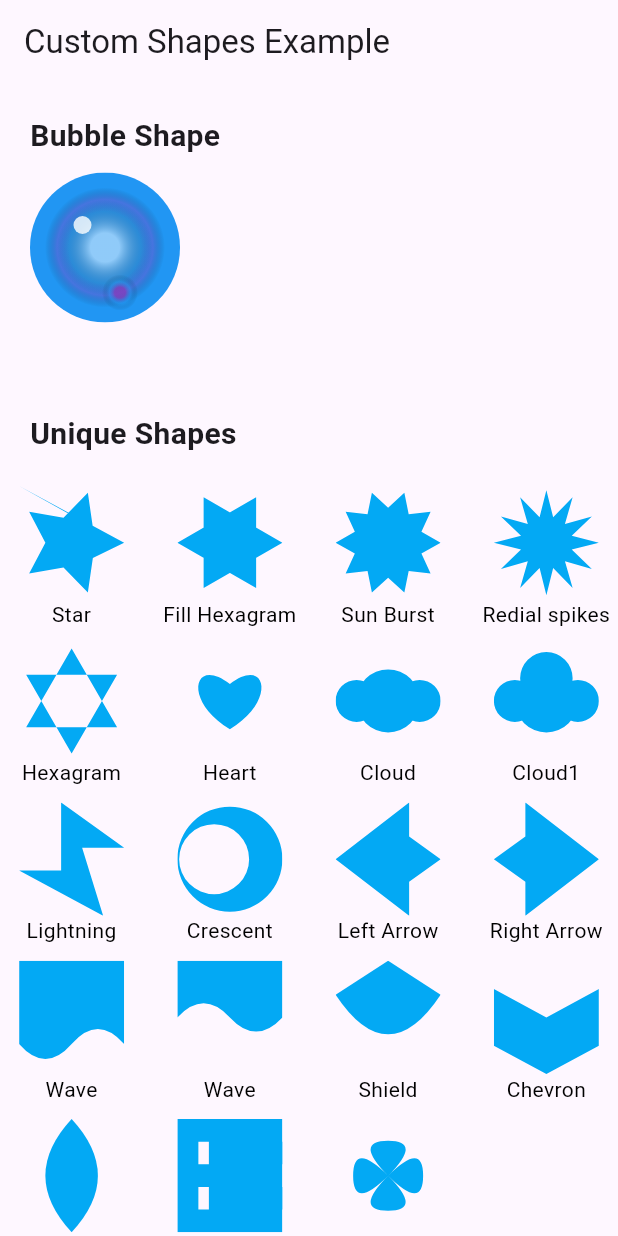
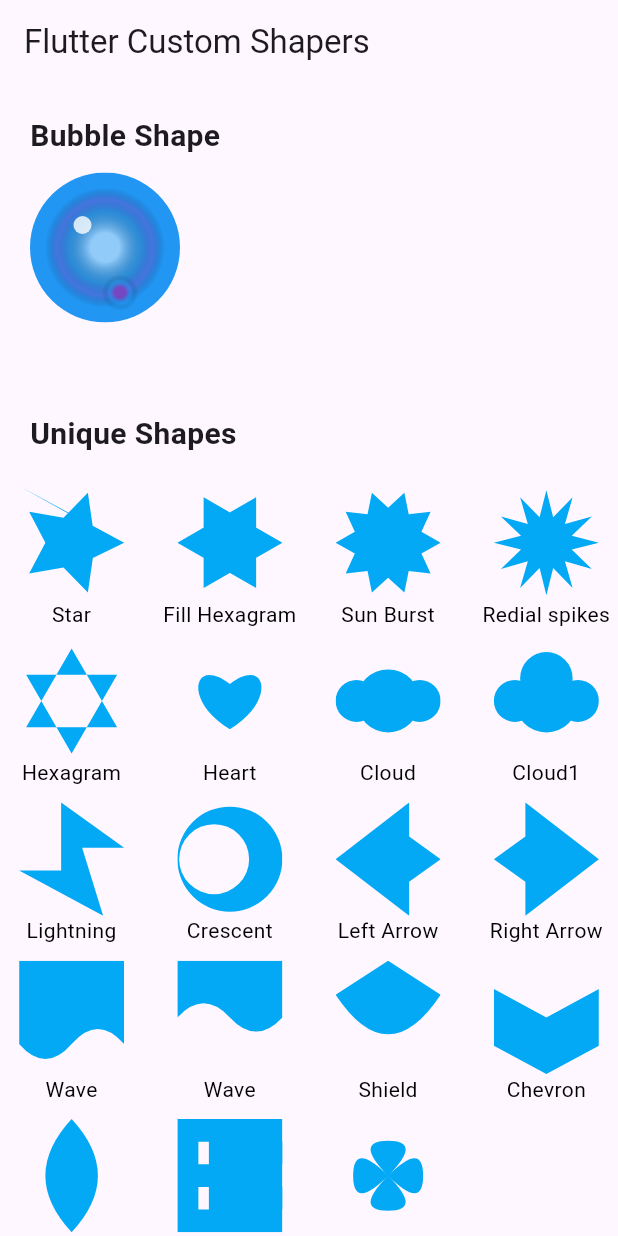
Before and after one commit to iamtvirani/flutter_custom_shaper, a Flutter app: the screen it shows after launch, on a phone screen of 412 x 824 dp. Run offline on Flutter 3.47's test engine with Material 3 defaults, Android fonts, the phone set to English and light mode, and no system bars.

Commit message:
change appbar title

```diff
--- a/custom_shape_example/lib/main.dart
+++ b/custom_shape_example/lib/main.dart
@@ -15,7 +15,7 @@ class MyApp extends StatelessWidget {
     return MaterialApp(
       home: Scaffold(
         appBar: AppBar(
-          title: Text('Custom Shapes Example'),
+          title: Text('Flutter Custom Shapers'),
         ),
         body: SingleChildScrollView(
           child: Column(
```
